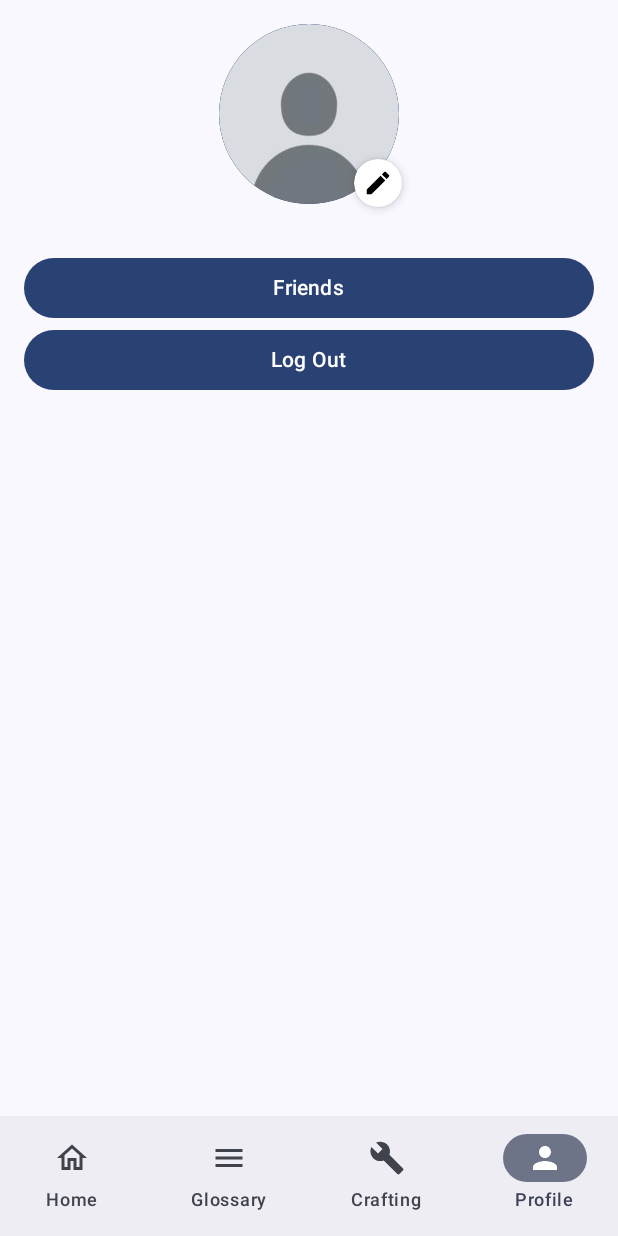
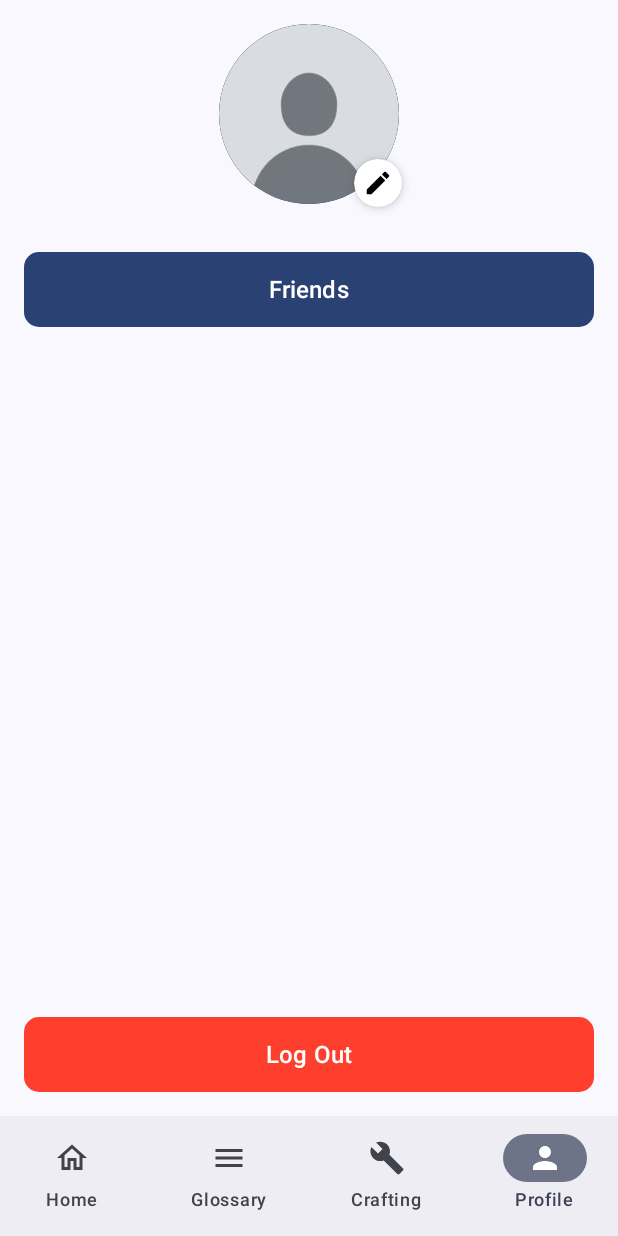
Before and after one commit to bernardo-taciano/Summoners-Compass, an Android app built with Jetpack Compose: the screen it shows after launch once a user with an empty profile is signed in (MainActivity), item 4 of the bottom bar chosen, on a phone screen of 412 x 824 dp. Run offline under Robolectric (Android 15) with nearby library versions, the phone set to English and light mode, and no system bars; our stand-ins replace Firebase (no records; nobody signed in at launch, a user with empty details on screens opened directly); libraries missing offline, so code that uses them is left out: androidx.camera.core, androidx.camera.lifecycle, androidx.camera.view, com.google.mlkit.vision; network calls fail; 1 statement that could not run was skipped.

Commit message:
updated ui

```diff
--- a/app/src/main/java/com/example/summonerscompass/presentation/home_screen/HomeScreen.kt
+++ b/app/src/main/java/com/example/summonerscompass/presentation/home_screen/HomeScreen.kt
@@ -11,14 +11,20 @@ import androidx.compose.foundation.layout.Arrangement
 import androidx.compose.foundation.layout.Box
 import androidx.compose.foundation.layout.Column
 import androidx.compose.foundation.layout.Row
+import androidx.compose.foundation.layout.Spacer
 import androidx.compose.foundation.layout.fillMaxHeight
 import androidx.compose.foundation.layout.fillMaxSize
 import androidx.compose.foundation.layout.fillMaxWidth
 import androidx.compose.foundation.layout.height
 import androidx.compose.foundation.layout.padding
+import androidx.compose.foundation.layout.size
 import androidx.compose.foundation.layout.width
+import androidx.compose.foundation.shape.CircleShape
 import androidx.compose.foundation.shape.RoundedCornerShape
+import androidx.compose.material.icons.Icons
+import androidx.compose.material.icons.filled.Check
 import androidx.compose.material3.Button
+import androidx.compose.material3.Icon
 import androidx.compose.material3.MaterialTheme
 import androidx.compose.material3.Scaffold
 import androidx.compose.material3.Text
@@ -37,6 +43,7 @@ import androidx.compose.ui.text.font.FontWeight
 import androidx.compose.ui.unit.dp
 import androidx.navigation.NavController
 import com.example.summonerscompass.R
+import com.example.summonerscompass.ui.theme.Purple40
 import com.google.android.gms.maps.model.BitmapDescriptorFactory
 import com.google.android.gms.maps.model.CameraPosition
 import com.google.android.gms.maps.model.LatLng
@@ -53,9 +60,9 @@ fun HomeScreen(
     navController: NavController,
     viewModel: HomeScreenViewModel
 ) {
-    val userPower by viewModel.userPower.collectAsState()
-
+    val userPower by viewModel.userPower.collectAsState(initial = 0)
     val context = LocalContext.current
+    val (level, progress) = calculateLevelAndProgress(userPower)
 
     LaunchedEffect(Unit) {
         viewModel.fetchUserPower()
@@ -86,70 +93,99 @@ fun HomeScreen(
 
             }
 
-            // Barra de Power na parte inferior
-            PowerLevelBar(
+            CustomProgressBar(
+                level = level,
+                progress = progress,
                 power = userPower,
                 modifier = Modifier
                     .fillMaxWidth()
-                    .align(Alignment.BottomCenter) // Fixa na parte inferior
+                    .align(Alignment.BottomCenter)
                     .padding(16.dp)
             )
         }
     }
 }
 
-
-@SuppressLint("StateFlowValueCalledInComposition")
 @Composable
-fun PowerLevelBar(
-    power: Int,
-    modifier: Modifier = Modifier
+fun CustomProgressBar(level: Int, progress: Float, power: Int, modifier: Modifier = Modifier) {
+    Box(
+        modifier = modifier
+            .padding(16.dp)
+            .background(
+                color = Color(0xFFEDF3FF), // Fundo do card
+                shape = RoundedCornerShape(16.dp)
+            )
+            .padding(16.dp),
+        contentAlignment = Alignment.CenterStart
     ) {
-    // Calcular nível e progresso com base no valor de power
-    val (level, progress) = calculateLevelAndProgress(power)
-
-    // Log para depuração
-    println("PowerLevelBar -> Power: $power, Level: $level, Progress: $progress")
-
+        Row(
+            verticalAlignment = Alignment.CenterVertically,
+            horizontalArrangement = Arrangement.spacedBy(8.dp)
+        ) {
+            Box(
+                modifier = Modifier
+                    .size(50.dp) // Ajuste o tamanho se necessário
+                    .clip(CircleShape)
+                    .background(MaterialTheme.colorScheme.primary), // Cor da barra preenchida
+                contentAlignment = Alignment.Center
+            ) {
                 Column(
                     horizontalAlignment = Alignment.CenterHorizontally,
-        modifier = modifier.padding(16.dp)
+                    verticalArrangement = Arrangement.Center
                 ) {
-        // Exibir o nível atual
                     Text(
-            text = "Level $level",
-            style = MaterialTheme.typography.bodyLarge.copy(fontWeight = FontWeight.Bold),
-            color = MaterialTheme.colorScheme.onBackground
+                        text = "Lvl",
+                        style = MaterialTheme.typography.bodySmall.copy(
+                            fontWeight = FontWeight.Normal,
+                            color = Color.White
                         )
+                    )
+                    Text(
+                        text = "$level",
+                        style = MaterialTheme.typography.bodyLarge.copy(
+                            fontWeight = FontWeight.Bold,
+                            color = Color.White
+                        )
+                    )
+                }
+            }
 
-        // Barra de Progresso
+
+            // Texto com a percentagem e descrição
+            Column(
+                modifier = Modifier.weight(1f)
+            ) {
+                Row(
+                    verticalAlignment = Alignment.CenterVertically
+                ) {
+                    Text(
+                        text = "$power Power - ${(progress * 100).toInt()}%",
+                        style = MaterialTheme.typography.bodyLarge.copy(
+                            fontWeight = FontWeight.Bold,
+                            color = Color.Black
+                        )
+                    )
+                }
+
+                // Barra de progresso
+                Spacer(modifier = Modifier.height(8.dp))
                 Box(
                     modifier = Modifier
                         .fillMaxWidth()
-                .height(30.dp)
-                .clip(RoundedCornerShape(8.dp))
-                .background(Color.Gray)
+                        .height(8.dp)
+                        .clip(RoundedCornerShape(4.dp))
+                        .background(Color(0xFFD6D8DB)) // Cor de fundo da barra
                 ) {
                     Box(
                         modifier = Modifier
-                    .fillMaxWidth(
-                        progress.coerceIn(
-                            0f,
-                            1f
-                        )
-                    ) // Certifica-se de que o progresso está entre 0 e 1
+                            .fillMaxWidth(progress) // Preenchimento conforme o progresso
                             .fillMaxHeight()
-                    .clip(RoundedCornerShape(8.dp))
-                    .background(Color.Green)
+                            .clip(RoundedCornerShape(4.dp))
+                            .background(MaterialTheme.colorScheme.primary) // Cor da barra preenchida
                     )
                 }
-
-        // Exibir o valor atual de power
-        Text(
-            text = "Power: $power",
-            style = MaterialTheme.typography.bodyMedium,
-            color = MaterialTheme.colorScheme.onBackground
-        )
+            }
+        }
     }
 }
 
--- a/app/src/main/java/com/example/summonerscompass/presentation/profile_screen/ProfileScreen.kt
+++ b/app/src/main/java/com/example/summonerscompass/presentation/profile_screen/ProfileScreen.kt
@@ -16,6 +16,7 @@ import androidx.compose.foundation.border
 import androidx.compose.foundation.clickable
 import androidx.compose.foundation.layout.*
 import androidx.compose.foundation.shape.CircleShape
+import androidx.compose.foundation.shape.RoundedCornerShape
 import androidx.compose.material.icons.Icons
 import androidx.compose.material.icons.filled.Edit
 import androidx.compose.material3.Button
@@ -35,12 +36,14 @@ import androidx.compose.ui.platform.LocalContext
 import androidx.compose.ui.res.painterResource
 import androidx.compose.ui.text.font.FontWeight
 import androidx.compose.ui.unit.dp
+import androidx.compose.ui.unit.sp
 import androidx.navigation.NavController
 import com.example.summonerscompass.LoginActivity
 import com.example.summonerscompass.R
 import com.google.firebase.auth.FirebaseAuth
 import com.google.firebase.database.FirebaseDatabase
 import kotlinx.coroutines.Dispatchers
+import kotlinx.coroutines.launch
 import kotlinx.coroutines.tasks.await
 import kotlinx.coroutines.withContext
 import java.io.ByteArrayOutputStream
@@ -92,23 +95,19 @@ fun ProfileScreen(
             profileImageBitmap = decodeBase64ToBitmap(base64Image)?.asImageBitmap()
         }
     }
-
-    // Main UI layout
     Column(
         modifier = modifier
-            .fillMaxWidth()
+            .fillMaxSize()
             .background(MaterialTheme.colorScheme.background)
             .padding(16.dp),
         horizontalAlignment = Alignment.CenterHorizontally,
-        verticalArrangement = Arrangement.Top
     ) {
-        // Profile image container with edit button
+        // Parte superior do conteúdo
         Box(
             contentAlignment = Alignment.BottomEnd,
             modifier = Modifier
                 .size(120.dp)
-        ) {  // Removed the clip and background from the Box
-            // First layer: Profile image
+        ) {
             Box(
                 modifier = Modifier
                     .size(120.dp)
@@ -136,7 +135,6 @@ fun ProfileScreen(
                 }
             }
 
-            // Second layer: Edit icon (will now appear on top)
             Icon(
                 imageVector = Icons.Default.Edit,
                 contentDescription = "Editar Foto de Perfil",
@@ -158,7 +156,6 @@ fun ProfileScreen(
 
         Spacer(modifier = Modifier.height(16.dp))
 
-        // Display user's name
         name?.let {
             Text(
                 text = it,
@@ -167,7 +164,6 @@ fun ProfileScreen(
             )
         }
 
-        // Display user's email
         email?.let {
             Text(
                 text = it,
@@ -180,19 +176,36 @@ fun ProfileScreen(
 
         Button(
             onClick = { navController?.navigate("friends_screen/$uid") },
-            modifier = Modifier.fillMaxWidth()
+            modifier = Modifier
+                .fillMaxWidth()
+                .height(50.dp),
+            shape = RoundedCornerShape(10.dp),
+            colors = androidx.compose.material3.ButtonDefaults.buttonColors(
+                containerColor = MaterialTheme.colorScheme.primary,
+                contentColor = MaterialTheme.colorScheme.onPrimary
+            )
         ) {
-            Text(text = "Friends")
+            Text(text = "Friends", fontSize = 16.sp)
         }
 
-        // Logout button
+        Spacer(modifier = Modifier.weight(1f))
+
+        // Botão de logout
         Button(
             onClick = { handleLogout(context) },
-            modifier = Modifier.fillMaxWidth()
+            modifier = Modifier
+                .fillMaxWidth()
+                .height(50.dp),
+            shape = RoundedCornerShape(10.dp),
+            colors = androidx.compose.material3.ButtonDefaults.buttonColors(
+                containerColor = Color(0xFFFF3F2E),
+                contentColor = MaterialTheme.colorScheme.onPrimary
+            )
         ) {
-            Text(text = "Log Out")
+            Text(text = "Log Out", fontSize = 16.sp)
         }
     }
+
 }
 
 /**
```
Lines whose indentation alone changed are shown as unchanged.
